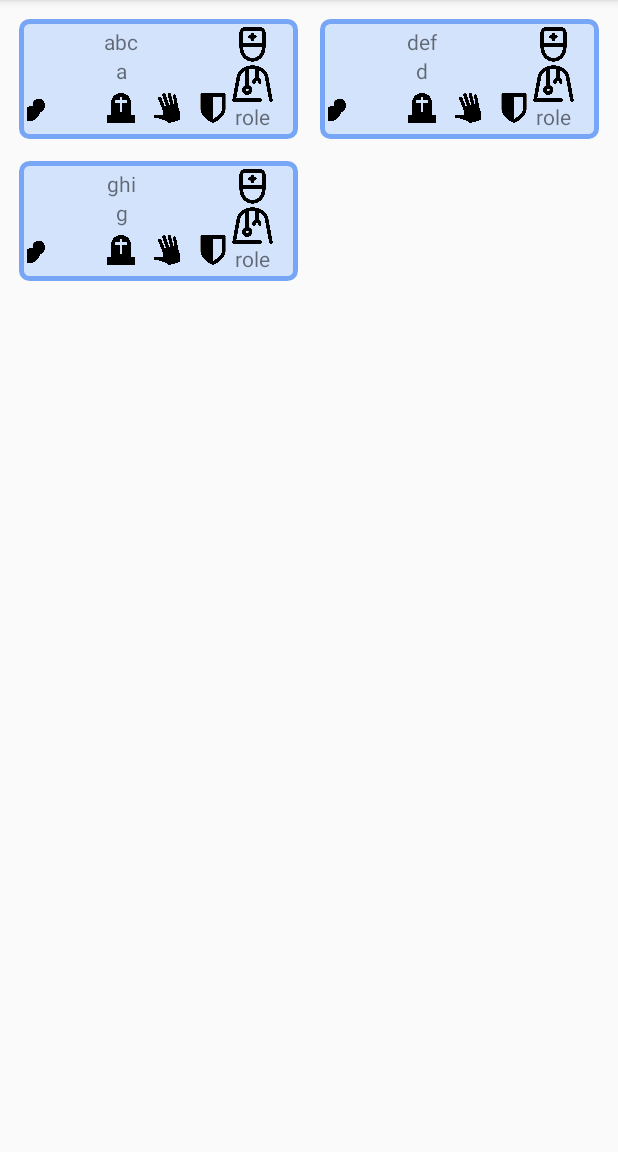
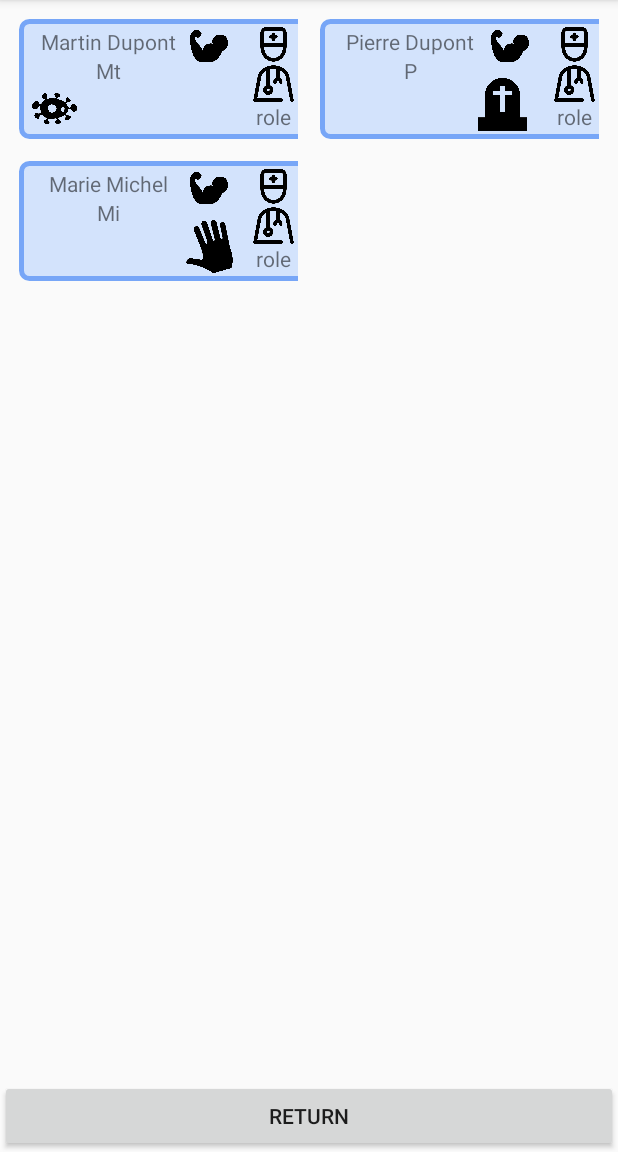
Before and after one commit to guibur/Sporz, an Android app: the screen it shows after launch (ShowAllPersActivity), after a tap on "Commencer une partie", on a phone screen of 412 x 824 dp, the part 84-1236 px from its top. Run offline under Robolectric (Android 15) with nearby library versions, the phone set to English and light mode, and no system bars; our stand-ins replace data binding.

Commit message:
Work on ShowAllPers Activity and co.

```diff
--- a/app/build.gradle
+++ b/app/build.gradle
@@ -16,6 +16,9 @@ android {
             proguardFiles getDefaultProguardFile('proguard-android.txt'), 'proguard-rules.pro'
         }
     }
+    dataBinding {
+        enabled = true
+    }
 }
 
 dependencies {
@@ -27,4 +30,5 @@ dependencies {
     androidTestImplementation 'com.android.support.test:runner:1.0.2'
     androidTestImplementation 'com.android.support.test.espresso:espresso-core:3.0.2'
     implementation 'com.android.support:recyclerview-v7:28.0.0'
+    implementation 'com.android.databinding:library:3.2.1'
 }
--- a/app/src/main/java/com/ham/sporz/MainActivity.java
+++ b/app/src/main/java/com/ham/sporz/MainActivity.java
@@ -6,6 +6,9 @@ import android.os.Bundle;
 import android.view.View;
 import android.widget.Button;
 
+import com.ham.sporz.model.Game;
+import com.ham.sporz.model.Genome;
+import com.ham.sporz.model.Role;
 import com.ham.sporz.view.ShowAllPersActivity;
 
 public class MainActivity extends AppCompatActivity {
@@ -20,11 +23,19 @@ public class MainActivity extends AppCompatActivity {
             @Override
             public void onClick(View v) {
                 Intent intent = new Intent(MainActivity.this, ShowAllPersActivity.class);
+                Game game = new Game();
+                game.addPlayer("Martin Dupont", "Mt");
+                game.addPlayer("Pierre Dupont", "P");
+                game.addPlayer("Marie Michel", "Mi");
+                game.getPlayer(0).setRoleGenome(Role.GENETICIST, Genome.HOST);
+                game.getPlayer(0).mutate();
+                game.getPlayer(2).setRoleGenome(Role.SPY, Genome.RESISTANT);
+                game.getPlayer(2).paralyze();
+                game.getPlayer(1).setRoleGenome(Role.MUTANT_BASE, Genome.NORMAL);
+                game.getPlayer(1).kill();
+                intent.putExtra("currentGame", game);
                 startActivity(intent);
             }
         });
-//        setContentView(R.layout.test_layout);
-//        ImageView img_sporz = (ImageView) findViewById(R.id.img_sporz);
-//        img_sporz.setColorFilter(0xFF880000, PorterDuff.Mode.MULTIPLY);
     }
 }
--- a/app/src/main/java/com/ham/sporz/model/Game.java
+++ b/app/src/main/java/com/ham/sporz/model/Game.java
@@ -27,6 +27,11 @@ public class Game implements Parcelable {
         if (Role.MUTANT_BASE == role){
             mPlayers.get(idx).mutate();
         }
+    }
+
+    public ArrayList<Player> getPlayers()
+    {
+        return mPlayers;
     }
 
     public Player getPlayer(int i){
--- a/app/src/main/java/com/ham/sporz/model/Player.java
+++ b/app/src/main/java/com/ham/sporz/model/Player.java
@@ -66,6 +66,14 @@ public class Player implements Parcelable {
         return !mIsDead;
     }
 
+    public boolean isParalyzed() {
+        return mIsParalyzed;
+    }
+
+    public boolean isInfected() {
+        return mIsInfected;
+    }
+
     public int getId() {
         return mId;
     }
--- a/app/src/main/java/com/ham/sporz/view/ShowAllPersActivity.java
+++ b/app/src/main/java/com/ham/sporz/view/ShowAllPersActivity.java
@@ -1,23 +1,42 @@
 package com.ham.sporz.view;
 
+import android.arch.lifecycle.Observer;
+import android.content.Intent;
+import android.databinding.DataBindingUtil;
 import android.os.Bundle;
+import android.support.annotation.Nullable;
 import android.support.v7.app.AppCompatActivity;
 import android.support.v7.widget.GridLayoutManager;
 import android.support.v7.widget.RecyclerView;
 
 import com.ham.sporz.R;
+import com.ham.sporz.databinding.LayoutRecyclerBinding;
 import com.ham.sporz.view.adapter.ShowAllPersAdapter;
+import com.ham.sporz.viewmodel.ShowAllPersViewModel;
 
 public class ShowAllPersActivity extends AppCompatActivity {
     RecyclerView mRecyclerView;
+    ShowAllPersViewModel mViewModel;
 
     @Override
     protected void onCreate(Bundle savedInstanceState) {
         super.onCreate(savedInstanceState);
-        setContentView(R.layout.layout_recycler);
+        LayoutRecyclerBinding layoutBinding = DataBindingUtil.setContentView(this, R.layout.layout_recycler);
+        final Intent i = getIntent();
+        mViewModel = new ShowAllPersViewModel(i);
+        layoutBinding.setViewModel(mViewModel);
 
         mRecyclerView = (RecyclerView) findViewById(R.id.recycler_view);
         mRecyclerView.setLayoutManager(new GridLayoutManager(this, 2));
-        mRecyclerView.setAdapter(new ShowAllPersAdapter());
+        mRecyclerView.setAdapter(new ShowAllPersAdapter(mViewModel.getPlayerList()));
+
+        final Observer<Boolean> finishedObserver = new Observer<Boolean>() {
+            @Override
+            public void onChanged(@Nullable final Boolean isFinished) {
+                if(isFinished)
+                    finish();
+            }
+        };
+        mViewModel.getIsFinished().observe(this, finishedObserver);
     }
 }
--- a/app/src/main/java/com/ham/sporz/view/adapter/ShowAllPersAdapter.java
+++ b/app/src/main/java/com/ham/sporz/view/adapter/ShowAllPersAdapter.java
@@ -1,23 +1,20 @@
 package com.ham.sporz.view.adapter;
 
+import android.databinding.DataBindingUtil;
 import android.support.v7.widget.RecyclerView;
 import android.view.LayoutInflater;
-import android.view.View;
 import android.view.ViewGroup;
-import android.widget.ImageView;
-import android.widget.TextView;
 import com.ham.sporz.R;
+import com.ham.sporz.databinding.ShowAllPersBinding;
 import com.ham.sporz.model.Player;
 
 import java.util.ArrayList;
 
 public class ShowAllPersAdapter extends RecyclerView.Adapter<ShowAllPersAdapter.MyViewHolder> {
-    private ArrayList<Player> mPlayers = new ArrayList<Player>();
+    private ArrayList<Player> mPlayers;
 
-    public ShowAllPersAdapter() {
-        mPlayers.add(new Player(0, "abc", "a"));
-        mPlayers.add(new Player(1, "def", "d"));
-        mPlayers.add(new Player(2, "ghi", "g"));
+    public ShowAllPersAdapter(ArrayList<Player> listPlayer) {
+        mPlayers = listPlayer;
     }
 
     // Return the size of your dataset (invoked by the layout manager)
@@ -28,34 +25,29 @@ public class ShowAllPersAdapter extends RecyclerView.Adapter<ShowAllPersAdapter.
 
     public static class MyViewHolder extends RecyclerView.ViewHolder {
         // each data item is just a string in this case
-        public TextView mNameTextView;
-        public TextView mAbbrevTextView;
-        public ImageView mRoleImg;
+        ShowAllPersBinding mBinding;
 
-
-        public MyViewHolder(final View viewIn) {
-            super(viewIn);
-            mNameTextView = (TextView) viewIn.findViewById(R.id.name);
-            mAbbrevTextView = (TextView) viewIn.findViewById(R.id.abbrev);
-            mRoleImg = (ImageView) viewIn.findViewById(R.id.role_img);
+        public MyViewHolder(final ShowAllPersBinding binding) {
+            super(binding.getRoot());
+            mBinding = binding;
         }
     }
 
 
     @Override
     public void onBindViewHolder(MyViewHolder holder, int position) {
-        holder.mNameTextView.setText(mPlayers.get(position).getName());
-        holder.mAbbrevTextView.setText(mPlayers.get(position).getAbbrev());
+        holder.mBinding.setPlayer(mPlayers.get(position));
     }
 
 
     @Override
     public ShowAllPersAdapter.MyViewHolder onCreateViewHolder(ViewGroup parent,
                                                               int viewType) {
+        LayoutInflater layoutInflater = LayoutInflater.from(parent.getContext());
+        ShowAllPersBinding binding = DataBindingUtil.inflate(
+                layoutInflater, R.layout.show_all_pers, parent, false);
         // create a new view
-        View v = LayoutInflater.from(parent.getContext())
-                .inflate(R.layout.show_all_pers, parent, false);
-        MyViewHolder vh = new MyViewHolder(v);
+        MyViewHolder vh = new MyViewHolder(binding);
         return vh;
     }
 }
--- /dev/null
+++ b/app/src/main/java/com/ham/sporz/viewmodel/ReturnButtonListener.java
@@ -0,0 +1,5 @@
+package com.ham.sporz.viewmodel;
+
+public interface ReturnButtonListener {
+    public void returnAction();
+}
--- /dev/null
+++ b/app/src/main/java/com/ham/sporz/viewmodel/ShowAllPersViewModel.java
@@ -0,0 +1,33 @@
+package com.ham.sporz.viewmodel;
+
+import android.arch.lifecycle.MutableLiveData;
+import android.arch.lifecycle.ViewModel;
+import android.content.Intent;
+
+import com.ham.sporz.model.Game;
+import com.ham.sporz.model.Player;
+
+import java.util.ArrayList;
+
+public class ShowAllPersViewModel extends ViewModel implements ReturnButtonListener {
+    private Game mCurrentGame;
+    private MutableLiveData<Boolean> mIsFinished;
+
+    public ShowAllPersViewModel(Intent intentIn) {
+        mCurrentGame = intentIn.getParcelableExtra("currentGame");
+        mIsFinished = new MutableLiveData<Boolean>();
+        mIsFinished.setValue(Boolean.FALSE);
+    }
+
+    public ArrayList<Player> getPlayerList(){
+        return mCurrentGame.getPlayers();
+    }
+
+    public MutableLiveData<Boolean> getIsFinished() {
+        return mIsFinished;
+    }
+
+    public void returnAction(){
+        mIsFinished.setValue(Boolean.TRUE);
+    }
+}
--- a/app/src/main/res/layout/layout_recycler.xml
+++ b/app/src/main/res/layout/layout_recycler.xml
@@ -1,7 +1,13 @@
 <?xml version="1.0" encoding="utf-8"?>
+<layout
+    xmlns:android="http://schemas.android.com/apk/res/android"
+    xmlns:app="http://schemas.android.com/apk/res-auto">
+    <data>
+        <variable
+            name="viewModel"
+            type="com.ham.sporz.viewmodel.ReturnButtonListener"/>
+    </data>
     <android.support.constraint.ConstraintLayout
-    xmlns:android="http://schemas.android.com/apk/res/android"
-    xmlns:app="http://schemas.android.com/apk/res-auto"
         android:layout_width="match_parent"
         android:layout_height="match_parent">
 
@@ -9,10 +15,20 @@
             android:id="@+id/recycler_view"
             android:layout_width="match_parent"
             android:layout_height="match_parent"
-        app:layout_constraintBottom_toBottomOf="parent"
+            app:layout_constraintBottom_toTopOf="@+id/button"
             app:layout_constraintEnd_toEndOf="parent"
             app:layout_constraintStart_toStartOf="parent"
             app:layout_constraintTop_toTopOf="parent"
             android:padding="5dp"/>
 
+        <Button
+            android:id="@+id/button"
+            android:layout_width="match_parent"
+            android:layout_height="wrap_content"
+            app:layout_constraintBottom_toBottomOf="parent"
+            app:layout_constraintStart_toStartOf="parent"
+            android:text="return"
+            android:onClick="@{() -> viewModel.returnAction()}"/>
+
     </android.support.constraint.ConstraintLayout>
+</layout>
--- a/app/src/main/res/layout/show_all_pers.xml
+++ b/app/src/main/res/layout/show_all_pers.xml
@@ -1,13 +1,21 @@
 <?xml version="1.0" encoding="utf-8"?>
-<android.support.constraint.ConstraintLayout
+<layout
     xmlns:android="http://schemas.android.com/apk/res/android"
-    xmlns:app="http://schemas.android.com/apk/res-auto"
-    xmlns:tools="http://schemas.android.com/tools"
-    android:layout_width="match_parent"
-    android:layout_height="wrap_content"
-    android:padding="7dp">
+    xmlns:app="http://schemas.android.com/apk/res-auto">
+    <data>
+        <import type="android.view.View"/>
+        <variable
+            name="player"
+            type="com.ham.sporz.model.Player"/>
+    </data>
+
     <android.support.constraint.ConstraintLayout
+
         android:layout_width="match_parent"
+        android:layout_height="wrap_content"
+        android:padding="7dp">
+    <android.support.constraint.ConstraintLayout
+        android:layout_width="200dp"
         android:layout_height="wrap_content"
         android:background="@drawable/card_shape"
         android:padding="5dp">
@@ -16,10 +24,10 @@
             android:id="@+id/name"
             android:layout_width="wrap_content"
             android:layout_height="wrap_content"
-            app:layout_constraintEnd_toStartOf="@+id/role_img"
+            app:layout_constraintEnd_toStartOf="@+id/genome"
             app:layout_constraintStart_toStartOf="parent"
             app:layout_constraintTop_toTopOf="parent"
-            android:text="name"/>
+            android:text="@{player.getName()}"/>
 
         <TextView
             android:id="@+id/abbrev"
@@ -28,7 +36,7 @@
             app:layout_constraintEnd_toEndOf="@+id/name"
             app:layout_constraintStart_toStartOf="@+id/name"
             app:layout_constraintTop_toBottomOf="@+id/name"
-            android:text="abbrev"/>
+            android:text="@{player.getAbbrev()}"/>
 
         <ImageView
             android:id="@+id/role_img"
@@ -49,63 +57,53 @@
 
         <ImageView
             android:id="@+id/genome"
-            android:layout_width="20dp"
-            android:layout_height="20dp"
+            android:layout_width="25dp"
+            android:layout_height="25dp"
             android:layout_marginLeft="5dp"
             android:layout_marginRight="5dp"
-            android:layout_marginBottom="5dp"
             android:src="@drawable/resistant"
-            app:layout_constraintBottom_toBottomOf="parent"
-            app:layout_constraintEnd_toStartOf="@id/status"
-            app:layout_constraintHorizontal_chainStyle="packed"
-            app:layout_constraintStart_toStartOf="parent" />
+            app:layout_constraintTop_toTopOf="@id/role_img"
+            app:layout_constraintEnd_toStartOf="@id/role_img" />
 
         <ImageView
             android:id="@+id/status"
-            android:layout_width="20dp"
-            android:layout_height="20dp"
-            android:layout_marginLeft="5dp"
+            android:layout_width="30dp"
+            android:layout_height="30dp"
+            android:layout_marginLeft="3dp"
             android:layout_marginRight="5dp"
-            android:layout_marginBottom="5dp"
-            app:layout_constraintBottom_toBottomOf="parent"
-            app:layout_constraintEnd_toStartOf="@+id/dead"
-            app:layout_constraintStart_toEndOf="@id/genome" />
+            android:src="@drawable/sporz"
+            app:layout_constraintBottom_toBottomOf="@id/role_name"
+            app:layout_constraintStart_toStartOf="parent"
+            android:visibility= "@{player.isMutant() ? View.VISIBLE : View.GONE}" />
 
         <ImageView
             android:id="@+id/dead"
-            android:layout_width="20dp"
-            android:layout_height="20dp"
-            android:layout_marginLeft="5dp"
+            android:layout_width="35dp"
+            android:layout_height="35dp"
             android:layout_marginRight="5dp"
-            android:layout_marginBottom="5dp"
             android:src="@drawable/dead"
-            app:layout_constraintBottom_toBottomOf="parent"
-            app:layout_constraintEnd_toStartOf="@+id/paralysed"
-            app:layout_constraintStart_toEndOf="@id/status" />
+            app:layout_constraintBottom_toBottomOf="@id/role_name"
+            app:layout_constraintEnd_toStartOf="@+id/role_img"
+            android:visibility= "@{player.isAlive() ? View.GONE : View.VISIBLE}" />
 
         <ImageView
             android:id="@+id/paralysed"
-            android:layout_width="20dp"
-            android:layout_height="20dp"
-            android:layout_marginLeft="5dp"
-            android:layout_marginRight="5dp"
-            android:layout_marginBottom="5dp"
+            android:layout_width="35dp"
+            android:layout_height="35dp"
             android:src="@drawable/paralysed"
-            app:layout_constraintBottom_toBottomOf="parent"
-            app:layout_constraintEnd_toStartOf="@+id/infected"
-            app:layout_constraintStart_toEndOf="@id/dead" />
+            app:layout_constraintBottom_toBottomOf="@id/role_name"
+            app:layout_constraintEnd_toStartOf="@+id/dead"
+            android:visibility="@{player.isParalyzed() ? View.VISIBLE : View.GONE}"/>
 
         <ImageView
             android:id="@+id/infected"
-            android:layout_width="20dp"
-            android:layout_height="20dp"
-            android:layout_marginLeft="5dp"
-            android:layout_marginRight="5dp"
+            android:layout_width="35dp"
+            android:layout_height="35dp"
             android:src="@drawable/infected"
-            app:layout_constraintBottom_toBottomOf="parent"
-            app:layout_constraintEnd_toStartOf="@id/role_img"
-            app:layout_constraintStart_toEndOf="@id/paralysed"
-            android:layout_marginBottom="5dp" />
+            app:layout_constraintBottom_toBottomOf="@id/role_name"
+            app:layout_constraintEnd_toStartOf="@+id/paralysed"
+            android:visibility="@{player.isInfected() ? View.VISIBLE : View.GONE}"/>
 
     </android.support.constraint.ConstraintLayout>
 </android.support.constraint.ConstraintLayout>
+</layout>
```
Lines whose indentation alone changed are shown as unchanged.
